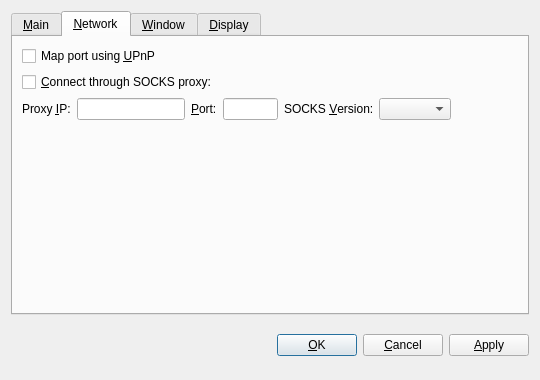
hempcoin-project/THC, file src/qt/forms/optionsdialog.ui: the form before one commit.
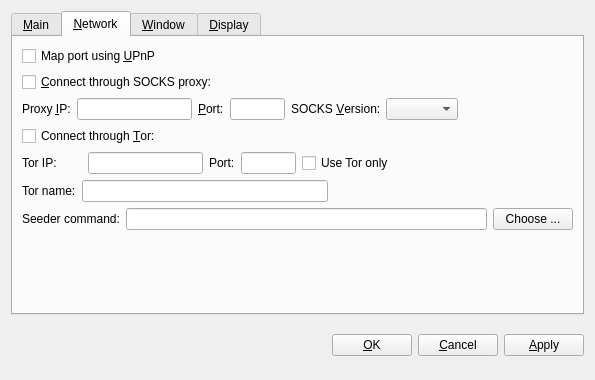
The form after the commit. The open tabs and pages were chosen to show the change. Custom widgets are drawn as their Qt base class.

Patch:
```diff
--- a/src/qt/forms/optionsdialog.ui
+++ b/src/qt/forms/optionsdialog.ui
@@ -1,12 +1,12 @@
 <?xml version="1.0" encoding="UTF-8"?>
 <ui version="4.0">
  <class>OptionsDialog</class>
- <widget class="QDialog" name="OptionsDialog">
+ <widget class="QWidget" name="OptionsDialog">
   <property name="geometry">
    <rect>
     <x>0</x>
     <y>0</y>
-    <width>540</width>
+    <width>595</width>
     <height>380</height>
    </rect>
   </property>
@@ -226,7 +226,132 @@
         </layout>
        </item>
        <item>
-        <spacer name="verticalSpacer_Network">
+        <widget class="QCheckBox" name="connectTor">
+         <property name="text">
+          <string>Connect through &amp;Tor:</string>
+         </property>
+        </widget>
+       </item>
+       <item>
+        <layout class="QHBoxLayout" name="horizontalLayout_Tor">
+         <item>
+          <widget class="QLabel" name="torIpLabel">
+           <property name="minimumSize">
+            <size>
+             <width>60</width>
+             <height>0</height>
+            </size>
+           </property>
+           <property name="text">
+            <string>Tor IP:</string>
+           </property>
+          </widget>
+         </item>
+         <item>
+          <widget class="QValidatedLineEdit" name="torIp">
+           <property name="maximumSize">
+            <size>
+             <width>115</width>
+             <height>16777215</height>
+            </size>
+           </property>
+          </widget>
+         </item>
+         <item>
+          <widget class="QLabel" name="torPortLabel">
+           <property name="text">
+            <string>Port:</string>
+           </property>
+          </widget>
+         </item>
+         <item>
+          <widget class="QLineEdit" name="torPort">
+           <property name="maximumSize">
+            <size>
+             <width>55</width>
+             <height>16777215</height>
+            </size>
+           </property>
+          </widget>
+         </item>
+         <item>
+          <widget class="QCheckBox" name="TorOnly">
+           <property name="text">
+            <string>Use Tor only</string>
+           </property>
+          </widget>
+         </item>
+         <item>
+          <spacer name="horizontalSpacer">
+           <property name="orientation">
+            <enum>Qt::Horizontal</enum>
+           </property>
+           <property name="sizeHint" stdset="0">
+            <size>
+             <width>40</width>
+             <height>20</height>
+            </size>
+           </property>
+          </spacer>
+         </item>
+        </layout>
+       </item>
+       <item>
+        <layout class="QHBoxLayout" name="horizontalLayout">
+         <item>
+          <widget class="QLabel" name="torNameLabel">
+           <property name="text">
+            <string>Tor name:</string>
+           </property>
+           <property name="textFormat">
+            <enum>Qt::PlainText</enum>
+           </property>
+           <property name="buddy">
+            <cstring>torName</cstring>
+           </property>
+          </widget>
+         </item>
+         <item>
+          <widget class="QLineEdit" name="torName"/>
+         </item>
+         <item>
+          <spacer name="horizontalSpacer_3">
+           <property name="orientation">
+            <enum>Qt::Horizontal</enum>
+           </property>
+           <property name="sizeHint" stdset="0">
+            <size>
+             <width>40</width>
+             <height>20</height>
+            </size>
+           </property>
+          </spacer>
+         </item>
+        </layout>
+       </item>
+       <item>
+        <layout class="QHBoxLayout" name="horizontalLayout_3">
+         <item>
+          <widget class="QLabel" name="externalSeederLabel">
+           <property name="text">
+            <string>Seeder command:</string>
+           </property>
+          </widget>
+         </item>
+         <item>
+          <widget class="QLineEdit" name="externalSeederCommand"/>
+         </item>
+         <item>
+          <widget class="QPushButton" name="chooseSeeder">
+           <property name="text">
+            <string>Choose ...</string>
+           </property>
+          </widget>
+         </item>
+        </layout>
+       </item>
+       <item>
+        <spacer name="verticalSpacer">
          <property name="orientation">
           <enum>Qt::Vertical</enum>
          </property>
```
Left out of the diff: 40 changed lines with no effect on the pictures.
